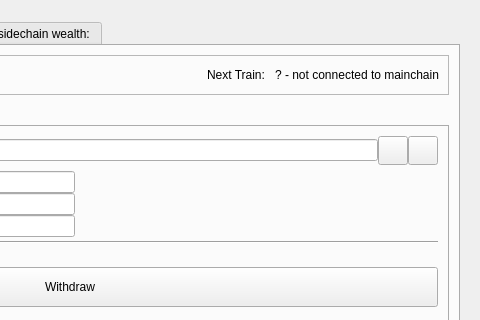
The window that src/qt/forms/sidechainpage.ui (skydogenet/sidechains) describes before a commit, drawn with Qt 5; both pictures show x 340 to 820 and y 0 to 320 of the 820 by 404 pixel window.
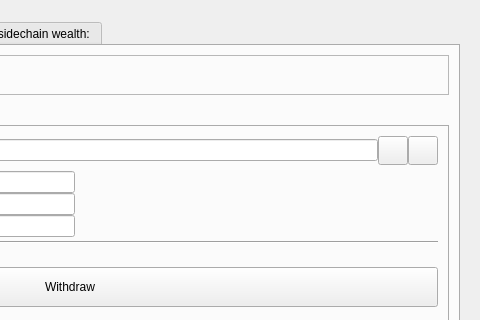
The same window after the commit. Icons and pictures are not drawn. Custom widgets are drawn as their Qt base class.

Commit message: Remove old train schedule code

What changed in the file:
```diff
--- a/src/qt/forms/sidechainpage.ui
+++ b/src/qt/forms/sidechainpage.ui
@@ -106,20 +106,6 @@
                 </property>
                </spacer>
               </item>
-              <item>
-               <widget class="QLabel" name="label_3">
-                <property name="text">
-                 <string>Next Train: </string>
-                </property>
-               </widget>
-              </item>
-              <item>
-               <widget class="QLabel" name="train">
-                <property name="text">
-                 <string>? - not connected to mainchain</string>
-                </property>
-               </widget>
-              </item>
              </layout>
             </widget>
            </item>
```
The commit also changes 7 other files.
